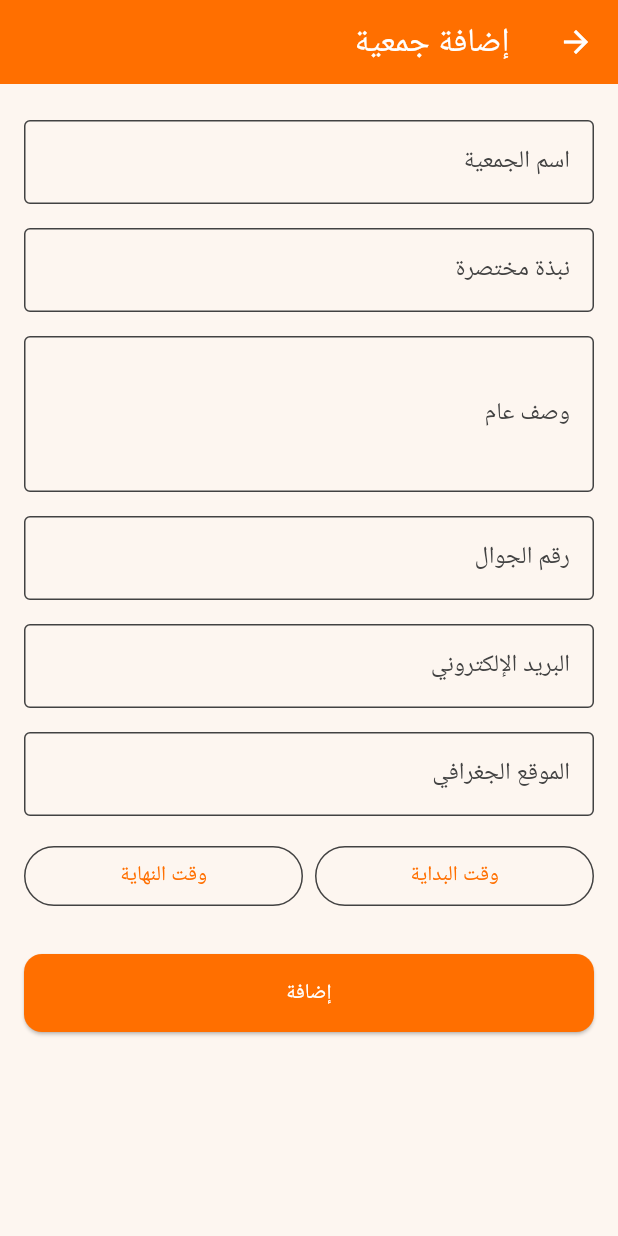
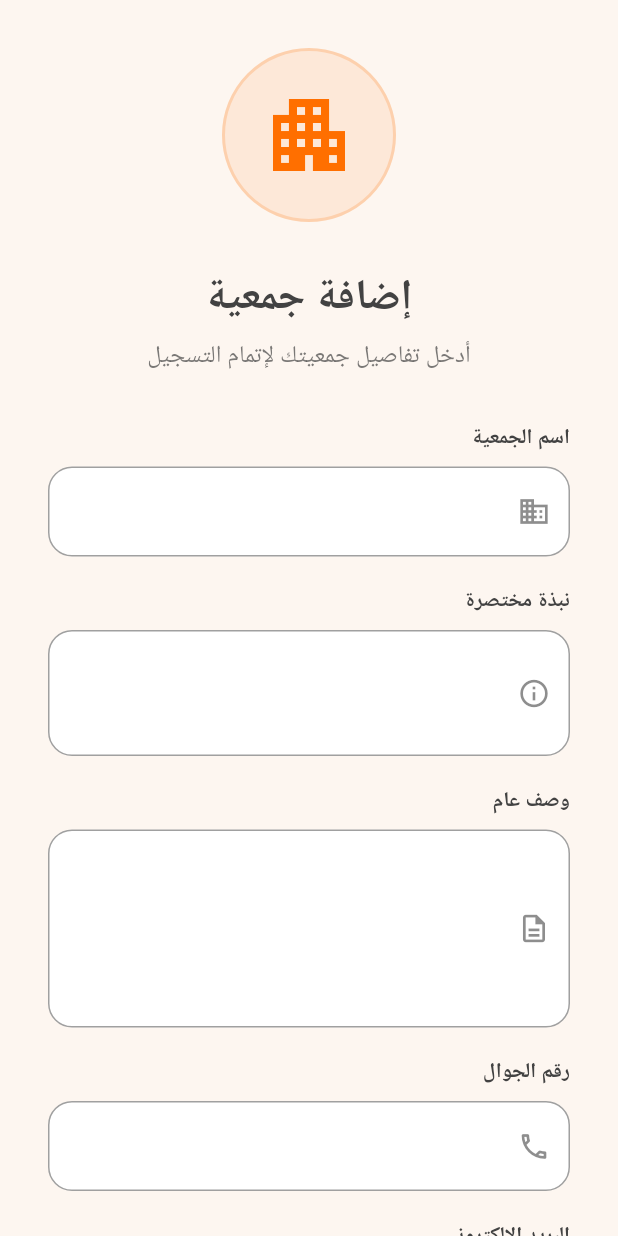
Before and after one commit to ahmed-kh-1/nedaa, a Flutter app: the AddOrganizationScreen screen opened by its route, on a phone screen of 412 x 824 dp. Run offline on Flutter 3.47's test engine with Material 3 defaults, Android fonts, the phone set to English and light mode, and no system bars; our stand-ins replace image_picker, location, shared_preferences, supabase_flutter; accounts and stored records are empty.

Commit message:
add org screen

```diff
--- a/lib/screens/auth/sign_up_screen.dart
+++ b/lib/screens/auth/sign_up_screen.dart
@@ -56,7 +56,11 @@ class _SignupScreenState extends State<SignupScreen> {
           ),
         ),
       );
-      Navigator.pushReplacementNamed(context, '/main-tab');
+      if(userType == UserType.user){
+        Navigator.pushReplacementNamed(context, '/main-tab');
+      }else{
+        Navigator.pushReplacementNamed(context, '/add-organization');
+      }
     } catch (e) {
       if (!mounted) return;
       ScaffoldMessenger.of(context).showSnackBar(
--- a/lib/screens/organizations/add_orgnization_screen.dart
+++ b/lib/screens/organizations/add_orgnization_screen.dart
@@ -1,5 +1,9 @@
 import 'package:call/models/organization_model.dart';
 import 'package:call/providers/organization_provider.dart';
+import 'package:call/widgets/auth/auth_form_field.dart';
+import 'package:call/widgets/auth/auth_header.dart';
+import 'package:call/widgets/auth/auth_primary_button.dart';
+import 'package:call/widgets/auth/auth_scaffold.dart';
 import 'package:flutter/material.dart';
 import 'package:provider/provider.dart';
 
@@ -20,55 +24,32 @@ class _AddOrganizationScreenState extends State<AddOrganizationScreen> {
     return '${_openTime!.format(context)} - ${_closeTime!.format(context)}';
   }
 
-
-
-  Widget _buildWorkingHoursPicker(BuildContext context) {
-    return Padding(
-      padding: const EdgeInsets.symmetric(vertical: 8.0),
-      child: Row(
-        children: [
-          Expanded(
-            child: OutlinedButton(
-              onPressed: () async {
+  Future<void> _pickWorkingHours() async {
     final open = await showTimePicker(
       context: context,
-                  initialTime: _openTime ?? TimeOfDay(hour: 8, minute: 0),
+      initialTime: _openTime ?? const TimeOfDay(hour: 8, minute: 0),
       helpText: 'اختر وقت البداية',
       confirmText: 'تم',
       cancelText: 'إلغاء',
     );
+    if (!mounted) return;
     if (open != null) {
-                  setState(() => _openTime = open);
-                }
-              },
-              child: Text(_openTime != null
-                  ? 'من: ${_openTime!.format(context)}'
-                  : 'وقت البداية'),
-            ),
-          ),
-          const SizedBox(width: 8),
-          Expanded(
-            child: OutlinedButton(
-              onPressed: () async {
       final close = await showTimePicker(
         context: context,
-                  initialTime: _closeTime ?? TimeOfDay(hour: 17, minute: 0),
+        initialTime: _closeTime ?? const TimeOfDay(hour: 17, minute: 0),
         helpText: 'اختر وقت النهاية',
         confirmText: 'تم',
         cancelText: 'إلغاء',
       );
+      if (!mounted) return;
+      setState(() {
+        _openTime = open;
         if (close != null) {
-                  setState(() => _closeTime = close);
+          _closeTime = close;
         }
-              },
-              child: Text(_closeTime != null
-                  ? 'إلى: ${_closeTime!.format(context)}'
-                  : 'وقت النهاية'),
-            ),
-          ),
-        ],
-      ),
-    );
+        _workingHoursController.text = workingHoursString;
+      });
+    }
   }
 
   final _formKey = GlobalKey<FormState>();
@@ -79,6 +60,7 @@ class _AddOrganizationScreenState extends State<AddOrganizationScreen> {
   final TextEditingController _phoneController = TextEditingController();
   final TextEditingController _emailController = TextEditingController();
   final TextEditingController _locationController = TextEditingController();
+  final TextEditingController _workingHoursController = TextEditingController();
 
 
   bool _isLoading = false;
@@ -118,56 +100,115 @@ class _AddOrganizationScreenState extends State<AddOrganizationScreen> {
 
   @override
   Widget build(BuildContext context) {
-    return Scaffold(
-      appBar: AppBar(title: const Text('إضافة جمعية')),
-      body: Padding(
-        padding: const EdgeInsets.all(16.0),
-        child: Form(
+    return AuthScaffold(
+      child: Column(
+        mainAxisAlignment: MainAxisAlignment.center,
+        children: [
+          const AuthHeader(
+            icon: Icons.apartment,
+            title: 'إضافة جمعية',
+            subtitle: 'أدخل تفاصيل جمعيتك لإتمام التسجيل',
+          ),
+          const SizedBox(height: 32),
+          Form(
             key: _formKey,
-          child: ListView(
+            child: Column(
+              crossAxisAlignment: CrossAxisAlignment.stretch,
               children: [
-              _buildTextField(_nameController, 'اسم الجمعية'),
-              _buildTextField(_shortDescController, 'نبذة مختصرة'),
-              _buildTextField(_descriptionController, 'وصف عام', maxLines: 3),
-              _buildTextField(_phoneController, 'رقم الجوال',
-                  keyboardType: TextInputType.phone),
-              _buildTextField(_emailController, 'البريد الإلكتروني',
-                  keyboardType: TextInputType.emailAddress),
-              _buildTextField(_locationController, 'الموقع الجغرافي'),
-              _buildWorkingHoursPicker(context),
+                AuthFormField(
+                  label: 'اسم الجمعية',
+                  controller: _nameController,
+                  prefixIcon: Icons.business_outlined,
+                  textInputAction: TextInputAction.next,
+                  validator: (v) =>
+                      (v == null || v.trim().isEmpty) ? 'هذا الحقل مطلوب' : null,
+                ),
                 const SizedBox(height: 20),
-              ElevatedButton(
+                AuthFormField(
+                  label: 'نبذة مختصرة',
+                  controller: _shortDescController,
+                  prefixIcon: Icons.info_outline,
+                  textInputAction: TextInputAction.next,
+                  maxLines: 2,
+                  validator: (v) =>
+                      (v == null || v.trim().isEmpty) ? 'هذا الحقل مطلوب' : null,
+                ),
+                const SizedBox(height: 20),
+                AuthFormField(
+                  label: 'وصف عام',
+                  controller: _descriptionController,
+                  prefixIcon: Icons.description_outlined,
+                  textInputAction: TextInputAction.newline,
+                  keyboardType: TextInputType.multiline,
+                  maxLines: 4,
+                ),
+                const SizedBox(height: 20),
+                AuthFormField(
+                  label: 'رقم الجوال',
+                  controller: _phoneController,
+                  prefixIcon: Icons.phone_outlined,
+                  keyboardType: TextInputType.phone,
+                  textInputAction: TextInputAction.next,
+                  validator: (v) =>
+                      (v == null || v.trim().isEmpty) ? 'هذا الحقل مطلوب' : null,
+                ),
+                const SizedBox(height: 20),
+                AuthFormField(
+                  label: 'البريد الإلكتروني',
+                  controller: _emailController,
+                  prefixIcon: Icons.email_outlined,
+                  keyboardType: TextInputType.emailAddress,
+                  textInputAction: TextInputAction.next,
+                  validator: (value) {
+                    if (value == null || value.isEmpty) return 'هذا الحقل مطلوب';
+                    if (!RegExp(r'^[\w\.-]+@([\w-]+\.)+[\w-]{2,4}$')
+                        .hasMatch(value)) {
+                      return 'بريد إلكتروني غير صالح';
+                    }
+                    return null;
+                  },
+                ),
+                const SizedBox(height: 20),
+                AuthFormField(
+                  label: 'الموقع الجغرافي',
+                  controller: _locationController,
+                  prefixIcon: Icons.location_on_outlined,
+                  textInputAction: TextInputAction.next,
+                  validator: (v) =>
+                      (v == null || v.trim().isEmpty) ? 'هذا الحقل مطلوب' : null,
+                ),
+                const SizedBox(height: 20),
+                AuthFormField(
+                  label: 'ساعات العمل',
+                  controller: _workingHoursController,
+                  prefixIcon: Icons.access_time,
+                  readOnly: true,
+                  onTap: _pickWorkingHours,
+                  hint: 'مثال: 08:00 - 17:00',
+                ),
+                const SizedBox(height: 32),
+                AuthPrimaryButton(
+                  label: 'إضافة الجمعية',
+                  loading: _isLoading,
                   onPressed: _isLoading ? null : _submitForm,
-                child: _isLoading
-                    ? const CircularProgressIndicator()
-                    : const Text('إضافة'),
                 ),
               ],
             ),
           ),
+        ],
       ),
     );
   }
 
-  Widget _buildTextField(
-    TextEditingController controller,
-    String label, {
-    TextInputType keyboardType = TextInputType.text,
-    int maxLines = 1,
-  }) {
-    return Padding(
-      padding: const EdgeInsets.symmetric(vertical: 8.0),
-      child: TextFormField(
-        controller: controller,
-        keyboardType: keyboardType,
-        maxLines: maxLines,
-        decoration: InputDecoration(
-          labelText: label,
-          border: const OutlineInputBorder(),
-        ),
-        validator: (value) =>
-            value == null || value.trim().isEmpty ? 'هذا الحقل مطلوب' : null,
-      ),
-    );
+  @override
+  void dispose() {
+    _nameController.dispose();
+    _shortDescController.dispose();
+    _descriptionController.dispose();
+    _phoneController.dispose();
+    _emailController.dispose();
+    _locationController.dispose();
+    _workingHoursController.dispose();
+    super.dispose();
   }
 }
--- a/lib/widgets/auth/auth_form_field.dart
+++ b/lib/widgets/auth/auth_form_field.dart
@@ -11,6 +11,9 @@ class AuthFormField extends StatelessWidget {
   final bool obscureText;
   final String? Function(String?)? validator;
   final bool enabled;
+  final int maxLines;
+  final bool readOnly;
+  final VoidCallback? onTap;
 
   const AuthFormField({
     super.key,
@@ -24,6 +27,9 @@ class AuthFormField extends StatelessWidget {
     this.obscureText = false,
     this.validator,
     this.enabled = true,
+    this.maxLines = 1,
+    this.readOnly = false,
+    this.onTap,
   });
 
   @override
@@ -48,6 +54,9 @@ class AuthFormField extends StatelessWidget {
           obscureText: obscureText,
           enabled: enabled,
           validator: validator,
+          maxLines: maxLines,
+          readOnly: readOnly,
+          onTap: onTap,
           style: theme.textTheme.bodyLarge?.copyWith(
             color: theme.colorScheme.onSurface,
             fontWeight: FontWeight.w500,
```
Lines whose indentation alone changed are shown as unchanged.
